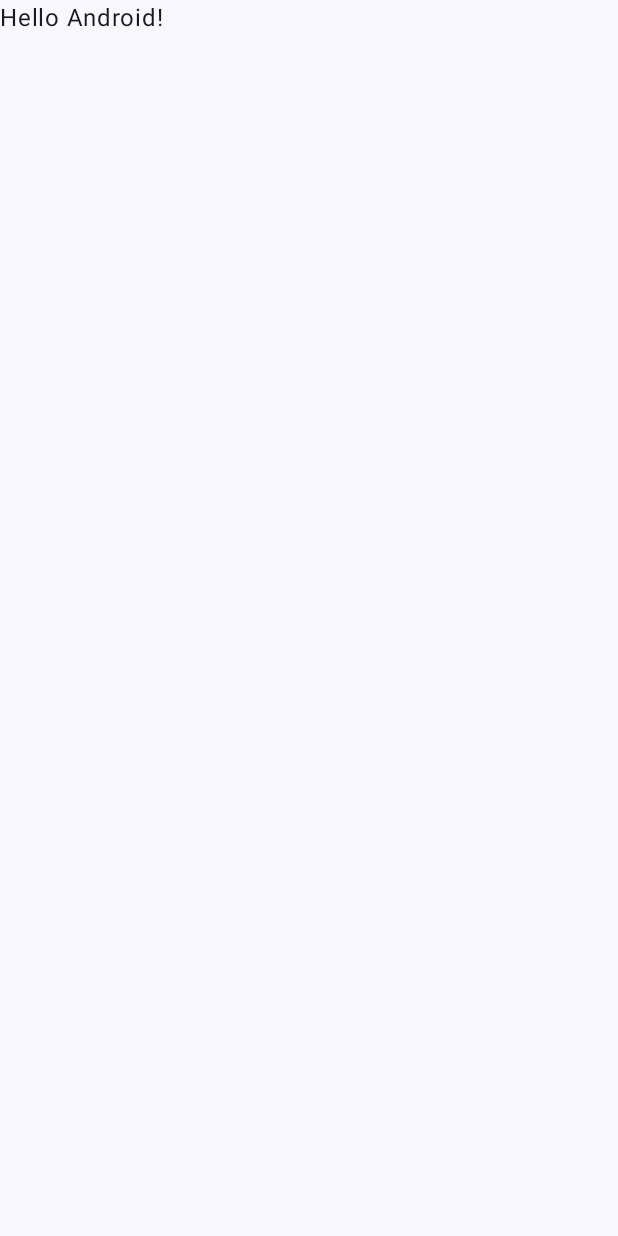
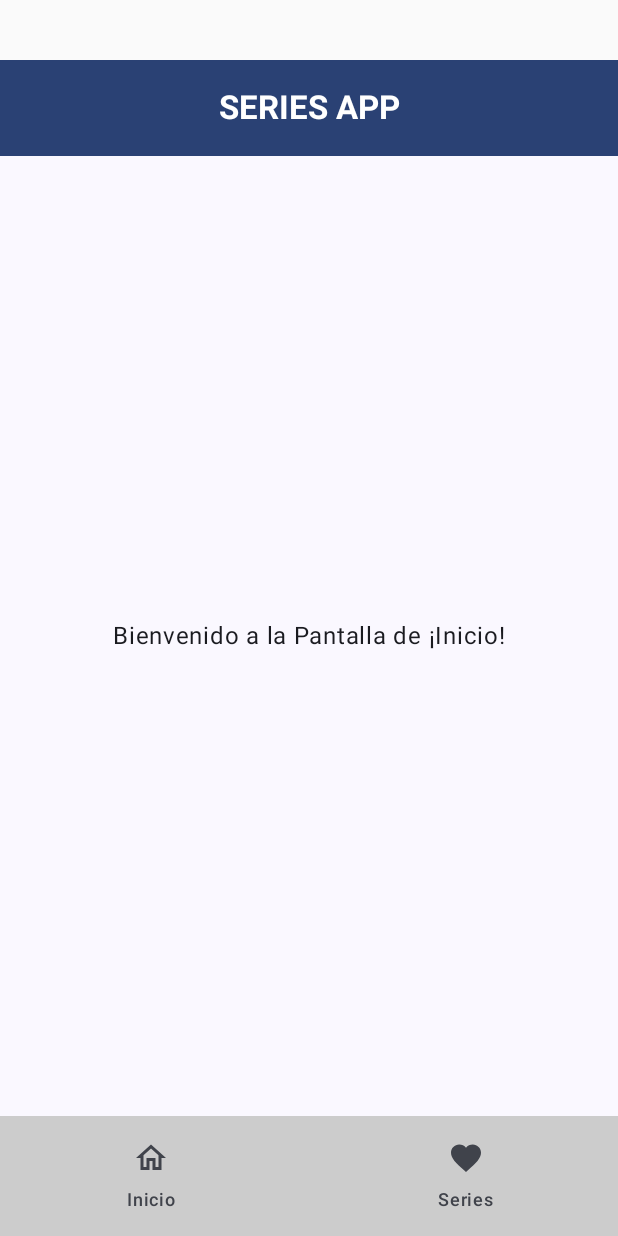
Before and after one commit to David-Belizario/Laboratorio_9Moviles, an Android app built with Jetpack Compose: the screen it shows after launch (MainActivity), on a phone screen of 412 x 824 dp. Before the commit the screen is almost empty. Run offline under Robolectric (Android 15) with nearby library versions, the phone set to English and light mode, and no system bars.

Commit message:
MainActivity - App funcional

```diff
--- a/app/src/main/java/com/androidcourse/laboratorio10/MainActivity.kt
+++ b/app/src/main/java/com/androidcourse/laboratorio10/MainActivity.kt
@@ -11,6 +11,7 @@ import androidx.compose.material3.Text
 import androidx.compose.runtime.Composable
 import androidx.compose.ui.Modifier
 import androidx.compose.ui.tooling.preview.Preview
+import com.androidcourse.laboratorio10.Screens.SeriesApp
 import com.androidcourse.laboratorio10.ui.theme.Laboratorio10Theme
 
 class MainActivity : ComponentActivity() {
@@ -19,29 +20,24 @@ class MainActivity : ComponentActivity() {
         enableEdgeToEdge()
         setContent {
             Laboratorio10Theme {
-                Scaffold(modifier = Modifier.fillMaxSize()) { innerPadding ->
-                    Greeting(
-                        name = "Android",
-                        modifier = Modifier.padding(innerPadding)
-                    )
-                }
+                SeriesApp()
             }
         }
     }
 }
 
-@Composable
-fun Greeting(name: String, modifier: Modifier = Modifier) {
-    Text(
-        text = "Hello $name!",
-        modifier = modifier
-    )
-}
+//@Composable
+//fun Greeting(name: String, modifier: Modifier = Modifier) {
+//    Text(
+//        text = "Hello $name!",
+//        modifier = modifier
+//    )
+//}
 
-@Preview(showBackground = true)
-@Composable
-fun GreetingPreview() {
-    Laboratorio10Theme {
-        Greeting("Android")
-    }
-}
+//@Preview(showBackground = true)
+//@Composable
+//fun GreetingPreview() {
+//    Laboratorio10Theme {
+//        Greeting("Android")
+//    }
+//}
--- a/app/src/main/java/com/androidcourse/laboratorio10/Screens/ScreenInicio.kt
+++ b/app/src/main/java/com/androidcourse/laboratorio10/Screens/ScreenInicio.kt
@@ -1,9 +1,18 @@
 package com.androidcourse.laboratorio10.Screens
 
+import androidx.compose.foundation.layout.Box
+import androidx.compose.foundation.layout.fillMaxSize
 import androidx.compose.material3.Text
 import androidx.compose.runtime.Composable
+import androidx.compose.ui.Alignment
+import androidx.compose.ui.Modifier
 
 @Composable
-fun ScreenInicio(){
-    Text(text = "¡Bienvenido a la Pantalla de Inicio!")
+fun ScreenInicio() {
+    Box(
+        modifier = Modifier.fillMaxSize(),
+        contentAlignment = Alignment.Center
+    ) {
+        Text(text = "Bienvenido a la Pantalla de ¡Inicio!")
+    }
 }
```
